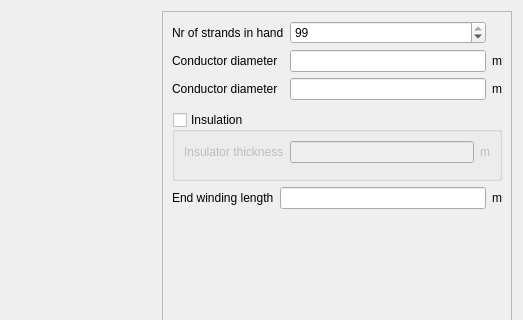
Eomys/pyleecan, file pyleecan/GUI/Dialog/DMachineSetup/SWindCond/PCondType12/PCondType12.ui: the form before one commit; both pictures show x 666 to 1189 and y 0 to 320 of the 1189 by 672 pixel window.
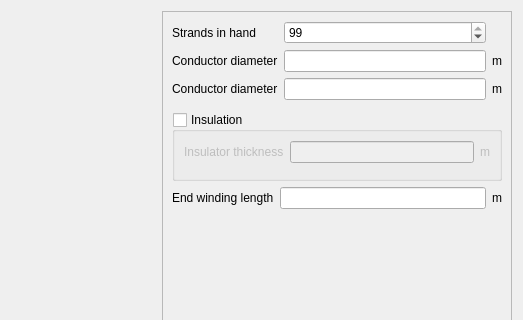
The form after the commit. Icons and pictures are not drawn. Custom widgets are drawn as their Qt base class.

Commit message: [CO] Changing output syntax inside + name of inputs Conductor Definition Interface

Patch:
```diff
--- a/pyleecan/GUI/Dialog/DMachineSetup/SWindCond/PCondType12/PCondType12.ui
+++ b/pyleecan/GUI/Dialog/DMachineSetup/SWindCond/PCondType12/PCondType12.ui
@@ -80,7 +80,7 @@
             </size>
            </property>
            <property name="text">
-            <string>Nr of strands in hand</string>
+            <string>Strands in hand</string>
            </property>
           </widget>
          </item>
```
The commit also changes 6 other files.
